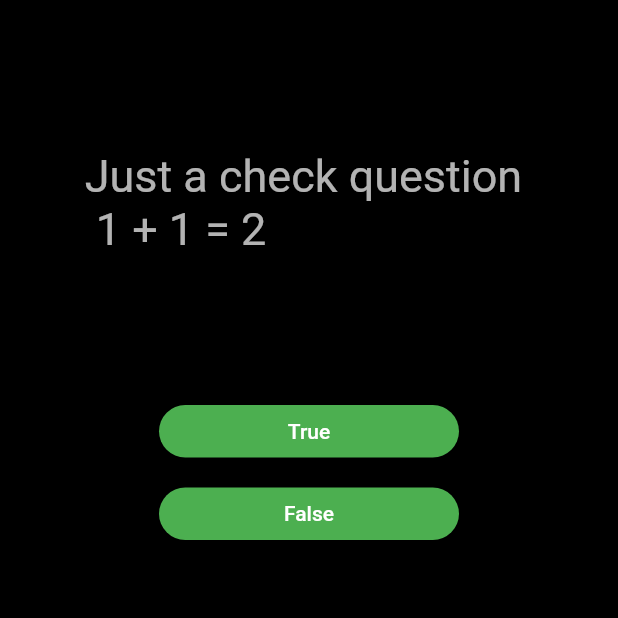
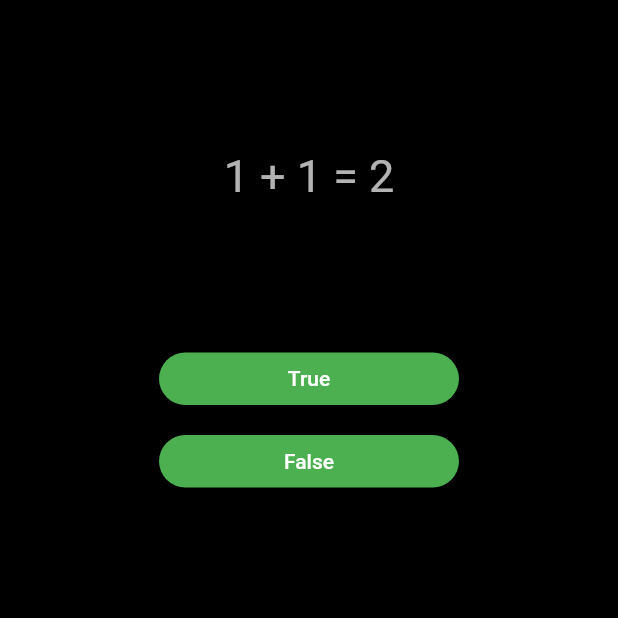
Before and after one commit to Huraira08/1112_Lab6, a Flutter app: the screen it shows after launch, on a phone screen of 412 x 824 dp, the top half of it. Run offline on Flutter 3.47's test engine with Material 2 defaults, Android fonts, the phone set to English and light mode, and no system bars.

Commit message:
Some more changings

```diff
--- a/q1/lib/QuestionBank.dart
+++ b/q1/lib/QuestionBank.dart
@@ -4,16 +4,16 @@ class QuestionBank {
   int _questionNo = 0;
 
   final List<Question> questionList = [
-    Question("Just a check question \n 1 + 1 = 2", true),
-    Question("Q2", false),
-    Question("Q3", false),
-    Question("Q4", false),
-    Question("Q5", true),
-    Question("Q6", true),
-    Question("Q7", false),
-    Question("Q8", true),
-    Question("Q9", true),
-    Question("Q10", false),
+    Question("1 + 1 = 2", true),
+    Question("Apple is a vegetable", false),
+    Question("Sun is smaller than moon", false),
+    Question("Lahore is Capital of Pakistan", false),
+    Question("Computer understands Binary language", true),
+    Question("All human are mortals", true),
+    Question("Isaac Newton Developed the Theory of General Relativity", false),
+    Question("Physics is a branch of science", true),
+    Question("Atoms are smaller than Molecules", true),
+    Question("Iron is not a metal", false),
   ];
   void NextQuestion() {
     if (_questionNo <= questionList.length - 1) {
```
Also changed, not shown: 1 other file.
